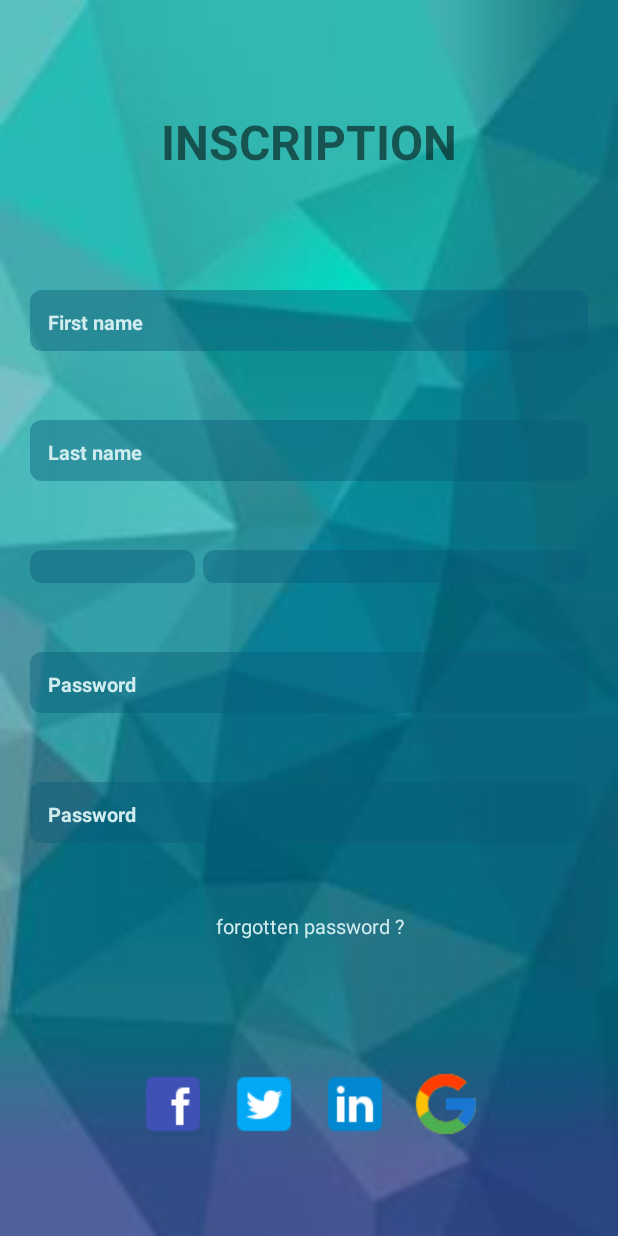
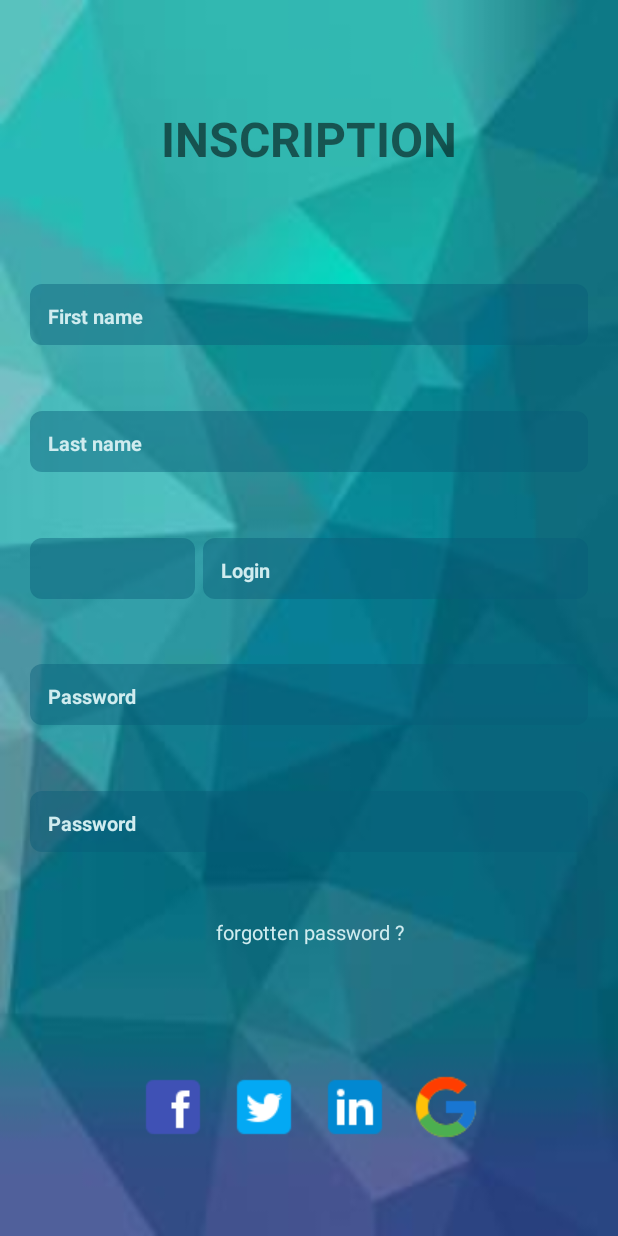
Before and after one commit to tipam2iuc/traplare-android, an Android app: the RegisterActivity screen opened directly, with no data from a screen before it, on a phone screen of 412 x 824 dp. Run offline under Robolectric (Android 15) with nearby library versions, the phone set to English and light mode, and no system bars.

Commit message:
last modification

```diff
--- a/Traplare/app/src/main/res/layout/activity_register.xml
+++ b/Traplare/app/src/main/res/layout/activity_register.xml
@@ -88,12 +88,11 @@
                 android:id="@+id/spinner_type_piece"
                 android:layout_width="0dp"
                 android:layout_weight=".3"
-                android:layout_height="wrap_content"
+                android:layout_height="match_parent"
                 android:layout_marginHorizontal="20dp"
                 android:layout_marginEnd="5dp"
                 android:layout_marginRight="5dp"
                 android:pointerIcon="copy"
-                android:layout_marginBottom="0dp"
                 android:background="@drawable/imput_login"
                 android:textSize="13dp"
                 android:textStyle="bold"
@@ -105,8 +104,7 @@
             <EditText
                 android:id="@+id/editView_login"
                 android:layout_width="0dp"
-                android:layout_height="match_parent"
-                android:layout_marginBottom="0dp"
+                android:layout_height="wrap_content"
                 android:layout_weight=".7"
                 android:background="@drawable/imput_login"
                 android:hint="Login"
```
